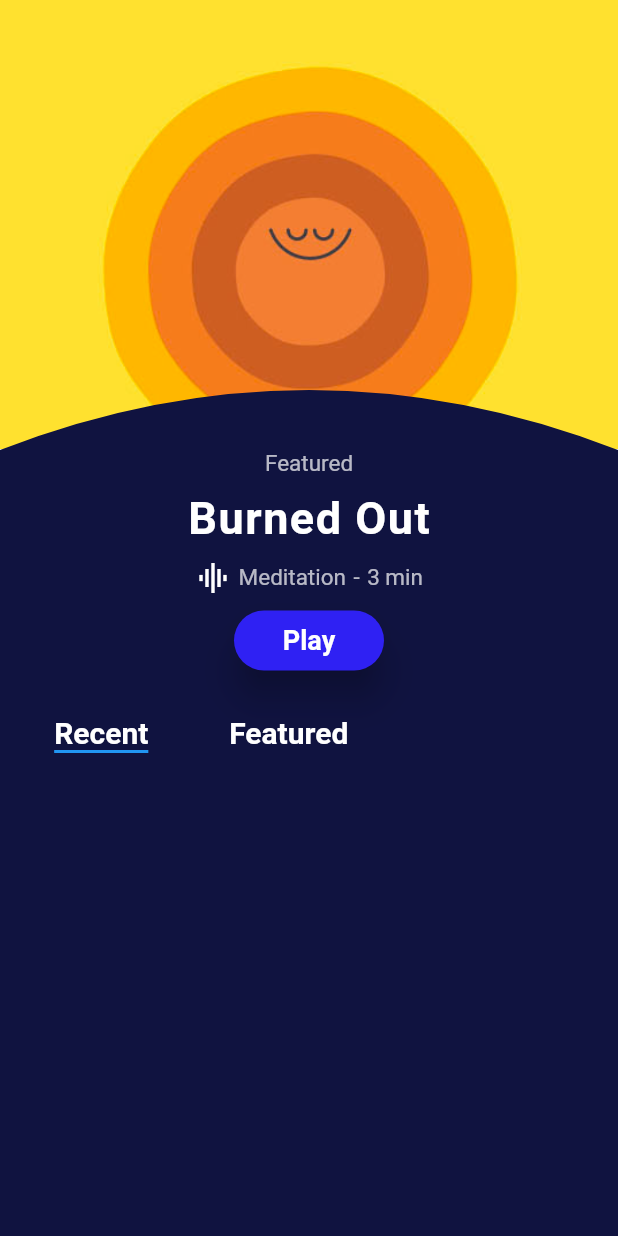
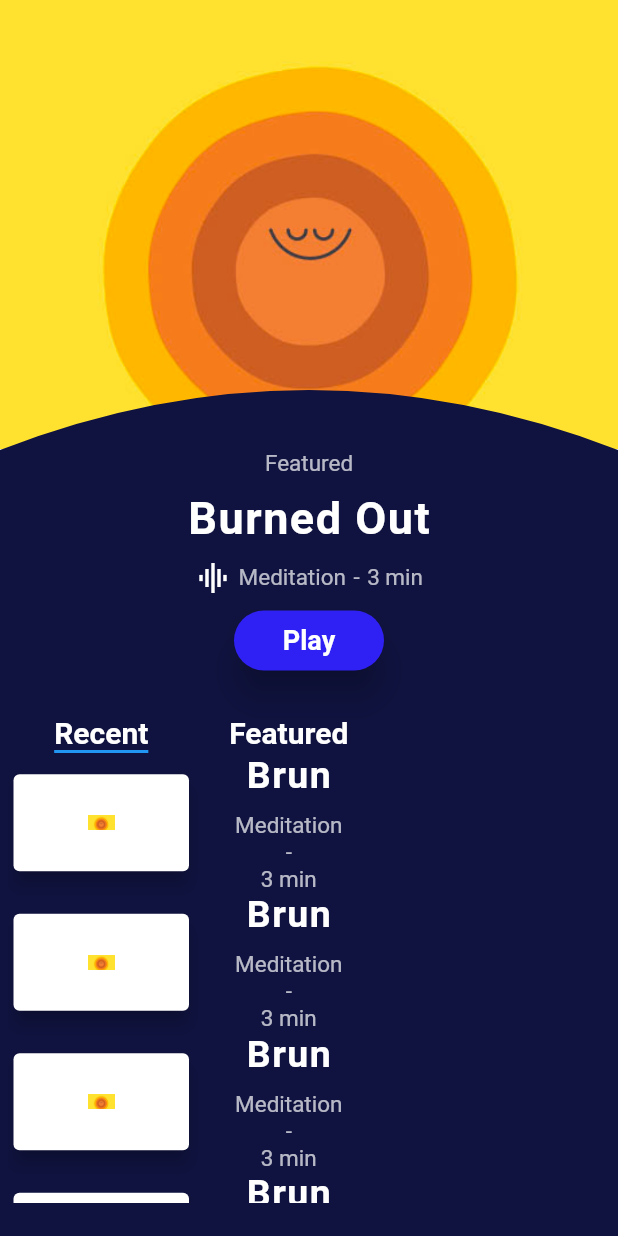
Before and after one commit to piyushyadavNP/headspace_clone, a Flutter app: the Meditatepage screen opened directly, on a phone screen of 412 x 824 dp. Run offline on Flutter 3.47's test engine with Material 2 defaults, Android fonts, the phone set to English and light mode, and no system bars; our stand-ins replace dotted_border, dotted_line, google_fonts, timeline_tile.

Commit message:
Added ListView

```diff
--- a/lib/main.dart
+++ b/lib/main.dart
@@ -15,6 +15,7 @@ class MyApp extends StatelessWidget {
   @override
   Widget build(BuildContext context) {
     return MaterialApp(
+        scrollBehavior: MyBehavior(),
         debugShowCheckedModeBanner: false,
         title: 'Flutter Demo',
         theme: ThemeData(
@@ -32,3 +33,11 @@ class MyApp extends StatelessWidget {
         home: Splashscreen());
   }
 }
+
+class MyBehavior extends ScrollBehavior {
+  @override
+  Widget buildOverscrollIndicator(
+      BuildContext context, Widget child, ScrollableDetails details) {
+    return child;
+  }
+}
--- /dev/null
+++ b/lib/utils/custom_clipper.dart
@@ -0,0 +1,21 @@
+import 'package:flutter/material.dart';
+
+class clipPathClass extends CustomClipper<Path> {
+  @override
+  Path getClip(Size size) {
+    var path = Path();
+
+    path.lineTo(0, size.height);
+    // path.lineTo(size.width / 2, size.height / 2);
+    path.quadraticBezierTo(
+        size.width / 2, size.height - 80, size.width, size.height);
+    path.lineTo(size.width, 0);
+    path.close();
+    return path;
+  }
+
+  @override
+  bool shouldReclip(covariant CustomClipper<Path> oldClipper) {
+    return false;
+  }
+}
--- a/lib/views/focus_page.dart
+++ b/lib/views/focus_page.dart
@@ -1,6 +1,7 @@
 import 'package:flutter/material.dart';
 import 'package:flutter/src/foundation/key.dart';
 import 'package:flutter/src/widgets/framework.dart';
+import 'package:headspace_clone/utils/custom_clipper.dart';
 import 'package:headspace_clone/utils/text_style.dart';
 import 'package:headspace_clone/views/meditate_page.dart';
 
--- a/lib/views/meditate_page.dart
+++ b/lib/views/meditate_page.dart
@@ -2,7 +2,9 @@ import 'package:flutter/material.dart';
 import 'package:flutter/src/foundation/key.dart';
 import 'package:flutter/src/widgets/framework.dart';
 import 'package:headspace_clone/misc/app_colors.dart';
+import 'package:headspace_clone/utils/custom_clipper.dart';
 import 'package:headspace_clone/widgets/button.dart';
+import 'package:headspace_clone/widgets/tabbar_view.dart';
 
 import '../utils/text_style.dart';
 
@@ -21,6 +23,9 @@ class _MeditatepageState extends State<Meditatepage>
     return Scaffold(
         backgroundColor: primary,
         body: SafeArea(
+          child: SingleChildScrollView(
+            physics: BouncingScrollPhysics(),
+            child: Expanded(
               child: Column(
                 children: [
                   ClipPath(
@@ -91,7 +96,9 @@ class _MeditatepageState extends State<Meditatepage>
                       Container(
                         margin: const EdgeInsets.only(left: 5, top: 30),
                         width: 250,
-                    child: TabBar(
+                        child: Column(
+                          children: [
+                            TabBar(
                               controller: tabController,
                               indicatorSize: TabBarIndicatorSize.label,
                               tabs: <Widget>[
@@ -102,34 +109,24 @@ class _MeditatepageState extends State<Meditatepage>
                                 Text(
                                   "Featured",
                                   style: AppTextStyle.headline3,
+                                ),
+                              ],
+                            ),
+                            Container(
+                              height: 300,
+                              child: TabBarView(
+                                  controller: tabController,
+                                  children: [CommonTabbar(), CommonTabbar()]),
                             )
-                        ]),
+                          ],
+                        ),
                       ),
                     ],
                   )
                 ],
               ),
+            ),
+          ),
         ));
   }
 }
-
-class clipPathClass extends CustomClipper<Path> {
-  @override
-  Path getClip(Size size) {
-    var path = Path();
-
-    path.lineTo(0, size.height);
-    // path.lineTo(size.width / 2, size.height / 2);
-    path.quadraticBezierTo(
-        size.width / 2, size.height - 80, size.width, size.height);
-    path.lineTo(size.width, 0);
-    path.close();
-    return path;
-  }
-
-  @override
-  bool shouldReclip(covariant CustomClipper<Path> oldClipper) {
-    return false;
-    throw UnimplementedError();
-  }
-}
--- a/lib/views/move_page.dart
+++ b/lib/views/move_page.dart
@@ -2,7 +2,8 @@ import 'package:flutter/material.dart';
 import 'package:flutter/src/foundation/key.dart';
 import 'package:flutter/src/widgets/framework.dart';
 import 'package:headspace_clone/misc/app_colors.dart';
-import 'package:headspace_clone/views/meditate_page.dart';
+
+import '../utils/custom_clipper.dart';
 
 class Movepage extends StatefulWidget {
   const Movepage({Key? key}) : super(key: key);
--- a/lib/views/sleep_page.dart
+++ b/lib/views/sleep_page.dart
@@ -1,6 +1,7 @@
 import 'package:flutter/material.dart';
 import 'package:flutter/src/foundation/key.dart';
 import 'package:flutter/src/widgets/framework.dart';
+import 'package:headspace_clone/utils/custom_clipper.dart';
 import 'package:headspace_clone/views/meditate_page.dart';
 
 import '../misc/app_colors.dart';
--- /dev/null
+++ b/lib/widgets/tabbar_view.dart
@@ -0,0 +1,60 @@
+import 'package:flutter/cupertino.dart';
+import 'package:flutter/material.dart';
+import 'package:flutter/src/foundation/key.dart';
+import 'package:flutter/src/widgets/framework.dart';
+import 'package:headspace_clone/utils/text_style.dart';
+
+class CommonTabbar extends StatelessWidget {
+  const CommonTabbar({Key? key}) : super(key: key);
+
+  @override
+  Widget build(BuildContext context) {
+    return ListView.builder(
+        shrinkWrap: true,
+        itemCount: 4,
+        itemBuilder: (context, index) {
+          return Row(
+            children: [
+              Expanded(
+                child: Card(
+                  elevation: 5,
+                  child: Image.asset(
+                    "assets/images/meditation.png",
+                    scale: 50,
+                  ),
+                ),
+              ),
+              Expanded(
+                child: Column(children: [
+                  Text(
+                    "Brun",
+                    style: AppTextStyle.headline2,
+                  ),
+                  SizedBox(
+                    height: 10,
+                  ),
+                  Text(
+                    "Meditation",
+                    style: AppTextStyle.subtitle1,
+                  ),
+                  SizedBox(
+                    width: 5,
+                  ),
+                  Text(
+                    "-",
+                    style: AppTextStyle.subtitle1,
+                  ),
+                  SizedBox(
+                    width: 5,
+                  ),
+                  Text(
+                    "3 min",
+                    style: AppTextStyle.subtitle1,
+                  )
+                ]),
+              )
+            ],
+          );
+        });
+  }
+}
```
Lines whose indentation alone changed are shown as unchanged.
